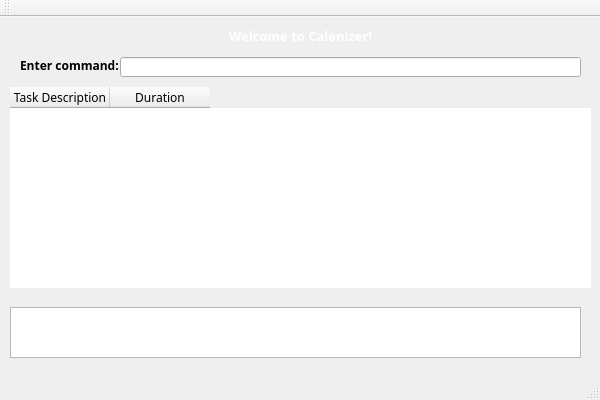
Old version of the form CalenizerGUI/calenizergui.ui in the repository tanshuyan/cs2103jan2014-f12-4c.
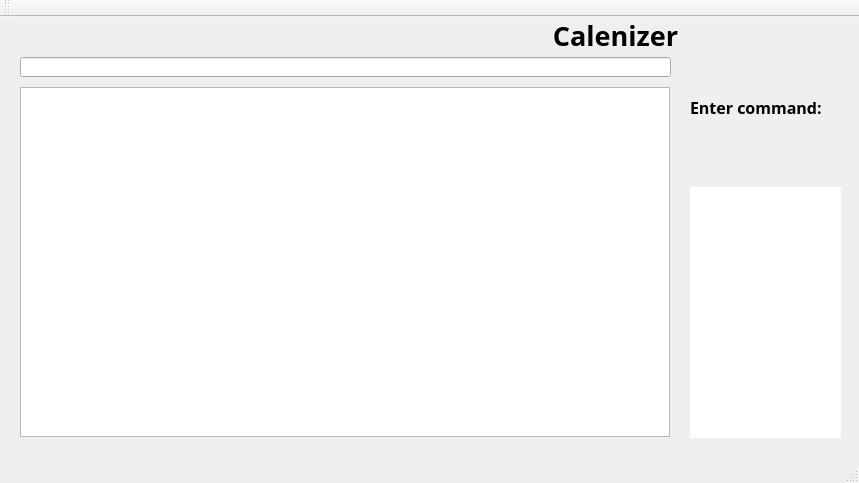
New version of the form.

Diff of the .ui file:
```diff
--- a/CalenizerGUI/calenizergui.ui
+++ b/CalenizerGUI/calenizergui.ui
@@ -6,8 +6,8 @@
    <rect>
     <x>0</x>
     <y>0</y>
-    <width>600</width>
-    <height>400</height>
+    <width>859</width>
+    <height>483</height>
    </rect>
   </property>
   <property name="windowTitle">
@@ -17,20 +17,23 @@
    <widget class="QLabel" name="label">
     <property name="geometry">
      <rect>
-      <x>20</x>
+      <x>690</x>
       <y>40</y>
-      <width>101</width>
-      <height>16</height>
+      <width>151</width>
+      <height>101</height>
      </rect>
     </property>
     <property name="font">
      <font>
       <family>Malgun Gothic</family>
-      <pointsize>9</pointsize>
+      <pointsize>12</pointsize>
       <weight>75</weight>
       <bold>true</bold>
      </font>
     </property>
+    <property name="layoutDirection">
+     <enum>Qt::RightToLeft</enum>
+    </property>
     <property name="text">
      <string>Enter command:</string>
     </property>
@@ -38,9 +41,9 @@
    <widget class="QLineEdit" name="lineEdit">
     <property name="geometry">
      <rect>
-      <x>120</x>
+      <x>20</x>
       <y>40</y>
-      <width>461</width>
+      <width>651</width>
       <height>20</height>
      </rect>
     </property>
@@ -53,10 +56,10 @@
    <widget class="QTextEdit" name="textEdit">
     <property name="geometry">
      <rect>
-      <x>10</x>
-      <y>290</y>
-      <width>571</width>
-      <height>51</height>
+      <x>690</x>
+      <y>170</y>
+      <width>151</width>
+      <height>251</height>
      </rect>
     </property>
     <property name="font">
@@ -64,14 +67,41 @@
       <family>Malgun Gothic</family>
      </font>
     </property>
+    <property name="focusPolicy">
+     <enum>Qt::NoFocus</enum>
+    </property>
+    <property name="contextMenuPolicy">
+     <enum>Qt::NoContextMenu</enum>
+    </property>
+    <property name="inputMethodHints">
+     <set>Qt::ImhNone</set>
+    </property>
+    <property name="frameShape">
+     <enum>QFrame::NoFrame</enum>
+    </property>
+    <property name="frameShadow">
+     <enum>QFrame::Plain</enum>
+    </property>
+    <property name="verticalScrollBarPolicy">
+     <enum>Qt::ScrollBarAsNeeded</enum>
+    </property>
+    <property name="horizontalScrollBarPolicy">
+     <enum>Qt::ScrollBarAlwaysOff</enum>
+    </property>
+    <property name="readOnly">
+     <bool>true</bool>
+    </property>
+    <property name="textInteractionFlags">
+     <set>Qt::NoTextInteraction</set>
+    </property>
    </widget>
    <widget class="QLabel" name="label_2">
     <property name="geometry">
      <rect>
-      <x>210</x>
-      <y>10</y>
-      <width>181</width>
-      <height>16</height>
+      <x>550</x>
+      <y>0</y>
+      <width>131</width>
+      <height>31</height>
      </rect>
     </property>
     <property name="font">
@@ -81,47 +111,74 @@
      </font>
     </property>
     <property name="text">
-     <string>&lt;html&gt;&lt;head/&gt;&lt;body&gt;&lt;p align=&quot;center&quot;&gt;&lt;span style=&quot; font-size:10pt; font-weight:600; color:#ffffff;&quot;&gt;Welcome to Calenizer!&lt;/span&gt;&lt;/p&gt;&lt;/body&gt;&lt;/html&gt;</string>
+     <string>&lt;html&gt;&lt;head/&gt;&lt;body&gt;&lt;p align=&quot;center&quot;&gt;&lt;span style=&quot; font-size:20pt; font-weight:600; color:#000000;&quot;&gt;Calenizer&lt;/span&gt;&lt;/p&gt;&lt;/body&gt;&lt;/html&gt;</string>
     </property>
    </widget>
    <widget class="QTableWidget" name="tableWidget">
     <property name="geometry">
      <rect>
-      <x>10</x>
+      <x>20</x>
       <y>70</y>
-      <width>581</width>
-      <height>201</height>
+      <width>650</width>
+      <height>350</height>
      </rect>
     </property>
     <property name="font">
      <font>
       <family>Malgun Gothic</family>
+      <pointsize>10</pointsize>
       <weight>50</weight>
       <bold>false</bold>
      </font>
     </property>
     <property name="frameShape">
-     <enum>QFrame::NoFrame</enum>
+     <enum>QFrame::StyledPanel</enum>
     </property>
     <property name="frameShadow">
-     <enum>QFrame::Sunken</enum>
+     <enum>QFrame::Raised</enum>
+    </property>
+    <property name="lineWidth">
+     <number>5</number>
+    </property>
+    <property name="midLineWidth">
+     <number>3</number>
+    </property>
+    <property name="horizontalScrollBarPolicy">
+     <enum>Qt::ScrollBarAlwaysOff</enum>
+    </property>
+    <property name="editTriggers">
+     <set>QAbstractItemView::NoEditTriggers</set>
+    </property>
+    <property name="tabKeyNavigation">
+     <bool>false</bool>
+    </property>
+    <property name="showDropIndicator" stdset="0">
+     <bool>false</bool>
+    </property>
+    <property name="dragDropOverwriteMode">
+     <bool>false</bool>
+    </property>
+    <property name="selectionMode">
+     <enum>QAbstractItemView::NoSelection</enum>
+    </property>
+    <property name="textElideMode">
+     <enum>Qt::ElideNone</enum>
+    </property>
+    <property name="sortingEnabled">
+     <bool>true</bool>
+    </property>
+    <property name="cornerButtonEnabled">
+     <bool>false</bool>
     </property>
     <property name="rowCount">
      <number>0</number>
     </property>
     <property name="columnCount">
-     <number>2</number>
+     <number>0</number>
     </property>
-    <column>
-     <property name="text">
-      <string>Task Description</string>
-     </property>
-    </column>
-    <column>
-     <property name="text">
-      <string>Duration</string>
-     </property>
-    </column>
+    <attribute name="verticalHeaderShowSortIndicator" stdset="0">
+     <bool>true</bool>
+    </attribute>
    </widget>
   </widget>
   <widget class="QMenuBar" name="menuBar">
```
Left out of the diff: 15 changed lines with no effect on the pictures.
